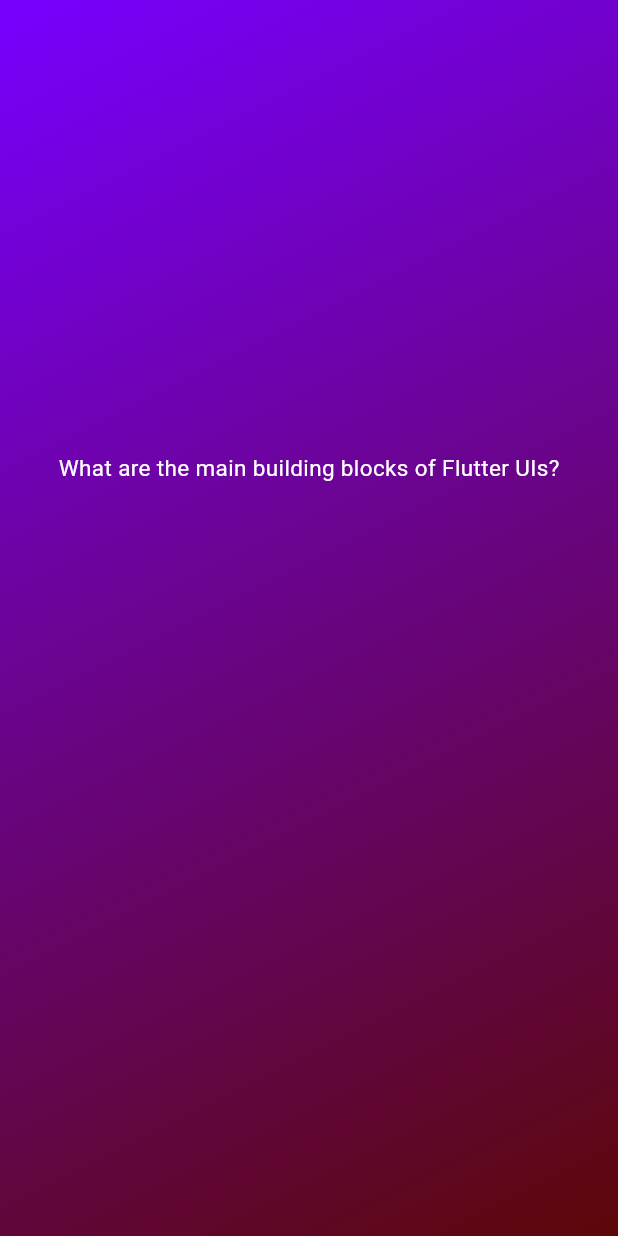
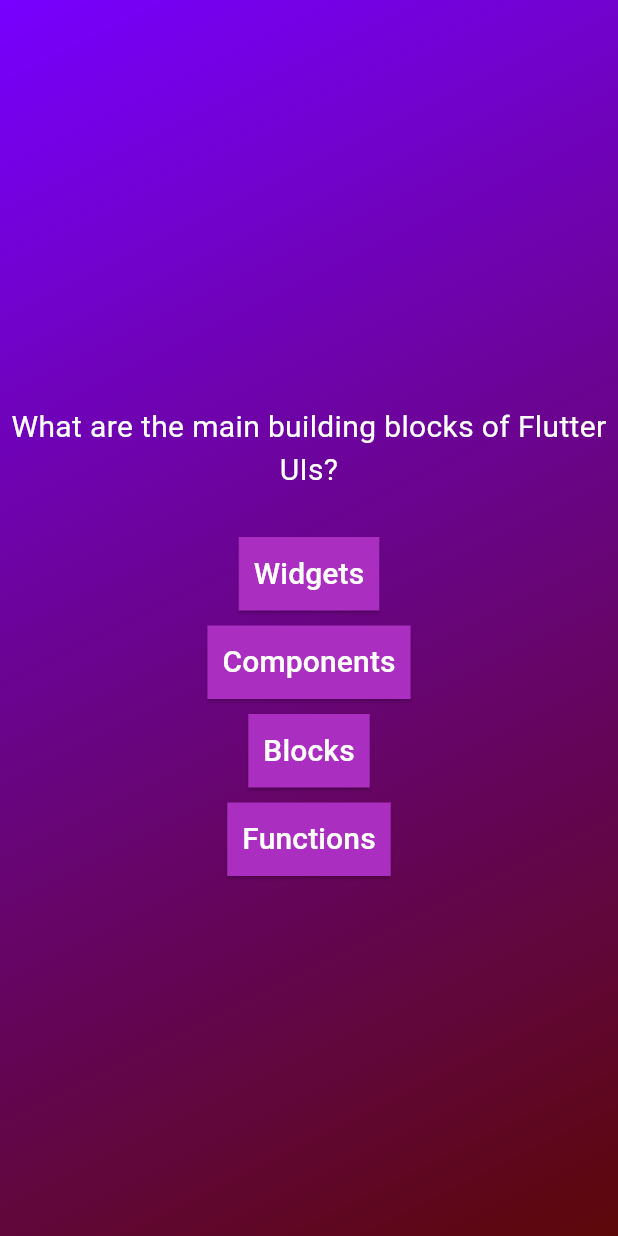
Before and after one commit to D1abol1cal/quiz_app, a Flutter app: the screen it shows after launch, after a tap on "Start Quiz", on a phone screen of 412 x 824 dp. Run offline on Flutter 3.47's test engine with Material 3 defaults, Android fonts, the phone set to English and light mode, and no system bars.

Commit message:
Question Screen Interface

```diff
--- /dev/null
+++ b/lib/answer_buttons.dart
@@ -0,0 +1,29 @@
+import 'package:flutter/material.dart';
+
+class AnswerButton extends StatelessWidget {
+  const AnswerButton(this.text, this.onTap, {super.key});
+
+  final String text;
+  final void Function() onTap;
+
+  @override
+  Widget build(context) {
+    return SizedBox(
+      child: ElevatedButton(
+        onPressed: onTap,
+        style: ElevatedButton.styleFrom(
+            padding: const EdgeInsets.symmetric(vertical: 10, horizontal: 10),
+            backgroundColor: Color.fromARGB(255, 170, 46, 192),
+            foregroundColor: Colors.white,
+            shape: const BeveledRectangleBorder()),
+        child: Text(
+          text,
+          style: const TextStyle(
+            fontSize: 20,
+            color: Colors.white,
+          ),
+        ),
+      ),
+    );
+  }
+}
--- a/lib/main.dart
+++ b/lib/main.dart
@@ -13,3 +13,5 @@ class MyApp extends StatelessWidget {
     return const Quiz();
   }
 }
+
+//67 - incomplete
--- a/lib/questions_screen.dart
+++ b/lib/questions_screen.dart
@@ -1,5 +1,6 @@
 import 'package:flutter/material.dart';
 import 'package:quiz_app/models/questions.dart';
+import 'package:quiz_app/answer_buttons.dart';
 
 class QuestionsScreen extends StatefulWidget {
   const QuestionsScreen({Key? key}) : super(key: key);
@@ -11,33 +12,30 @@ class QuestionsScreen extends StatefulWidget {
 class _QuestionsScreenState extends State<QuestionsScreen> {
   @override
   Widget build(BuildContext context) {
-    return Container(
-      decoration: const BoxDecoration(
-        gradient: LinearGradient(
-          colors: [
-            Color.fromARGB(255, 119, 0, 255),
-            Color.fromARGB(255, 92, 8, 8)
-          ],
-          begin: Alignment.topLeft,
-          end: Alignment.bottomRight,
-        ),
-      ),
-      child: Center(
-        child: Column(
-          mainAxisSize: MainAxisSize.min,
-          children: [
-            Text(
-              questions[0].text,
-              style: const TextStyle(
-                color: Colors.white,
-                fontSize: 15,
-              ),
+    final currentQuestion = questions[0];
+    return SizedBox(
+      width: double.infinity,
+      child: Column(
+        mainAxisAlignment: MainAxisAlignment.center,
+        children: [
+          const SizedBox(height: 30),
+          Text(
+            currentQuestion.text,
+            style: const TextStyle(
+              fontSize: 20,
+              color: Colors.white,
             ),
-            const SizedBox(
-              height: 200,
-            ),
-          ],
-        ),
+            textAlign: TextAlign.center,
+          ),
+          const SizedBox(height: 30),
+          AnswerButton(currentQuestion.answers[0], () {}),
+          const SizedBox(height: 10),
+          AnswerButton(currentQuestion.answers[1], () {}),
+          const SizedBox(height: 10),
+          AnswerButton(currentQuestion.answers[2], () {}),
+          const SizedBox(height: 10),
+          AnswerButton(currentQuestion.answers[3], () {}),
+        ],
       ),
     );
   }
```
Also changed, not shown: pubspec.lock.
